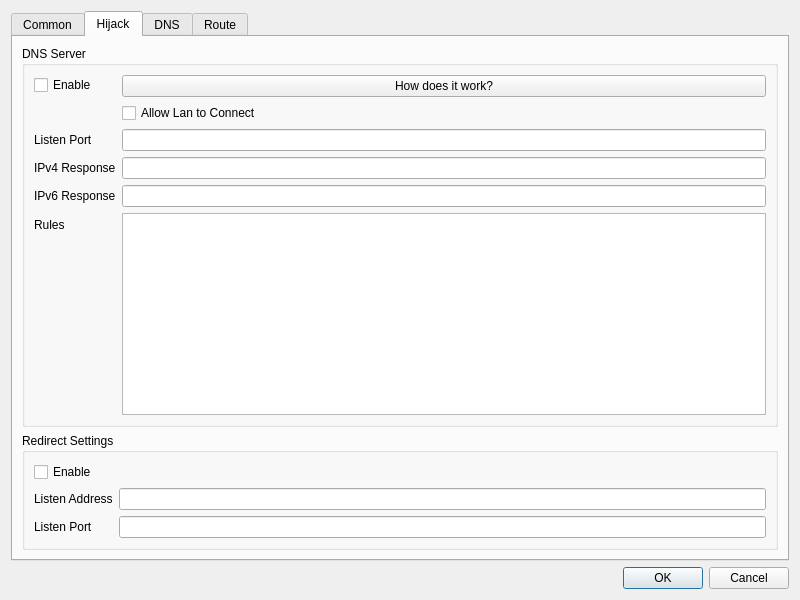
This is include/ui/setting/dialog_manage_routes.ui in qr243vbi/nekobox as Qt 5 draws it before an edit. The edited form follows.
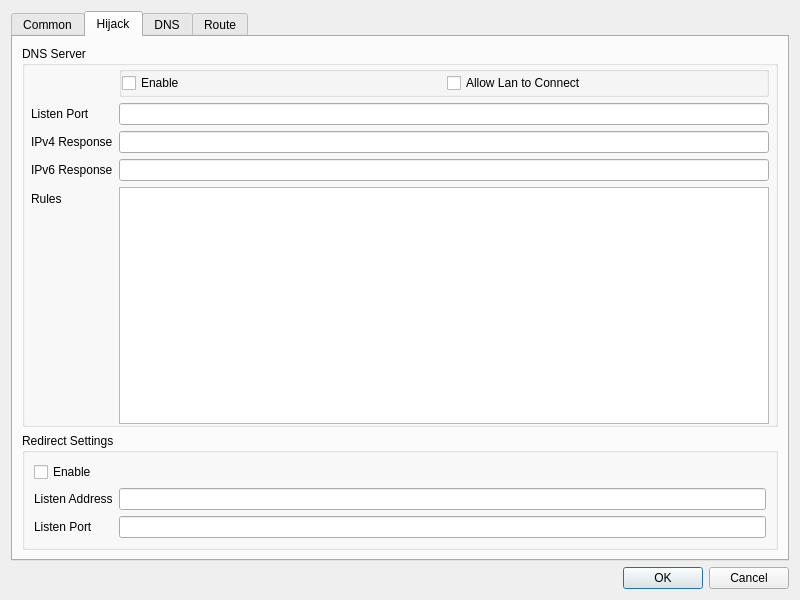
This is the edited form. The open tabs and pages were chosen to show the change.

```diff
--- a/include/ui/setting/dialog_manage_routes.ui
+++ b/include/ui/setting/dialog_manage_routes.ui
@@ -152,51 +152,49 @@
           <string>DNS Server</string>
          </property>
          <layout class="QFormLayout" name="formLayout">
-          <item row="0" column="0">
-           <widget class="QCheckBox" name="dnshijack_enable">
-            <property name="text">
-             <string>Enable</string>
-            </property>
-           </widget>
-          </item>
-          <item row="0" column="1">
-           <widget class="QPushButton" name="dnshijack_what">
-            <property name="text">
-             <string>How does it work?</string>
-            </property>
-           </widget>
-          </item>
-          <item row="3" column="0">
+          <property name="leftMargin">
+           <number>6</number>
+          </property>
+          <property name="topMargin">
+           <number>0</number>
+          </property>
+          <property name="rightMargin">
+           <number>6</number>
+          </property>
+          <property name="bottomMargin">
+           <number>0</number>
+          </property>
+          <item row="4" column="0">
            <widget class="QLabel" name="dnshijack_listenport_l">
             <property name="text">
              <string>Listen Port</string>
             </property>
            </widget>
           </item>
-          <item row="3" column="1">
+          <item row="4" column="1">
            <widget class="QLineEdit" name="dnshijack_listenport"/>
           </item>
-          <item row="4" column="0">
+          <item row="5" column="0">
            <widget class="QLabel" name="dnshijack_v4resp_l">
             <property name="text">
              <string>IPv4 Response</string>
             </property>
            </widget>
           </item>
-          <item row="4" column="1">
+          <item row="5" column="1">
            <widget class="QLineEdit" name="dnshijack_v4resp"/>
           </item>
-          <item row="5" column="0">
+          <item row="6" column="0">
            <widget class="QLabel" name="dnshijack_v6resp_l">
             <property name="text">
              <string>IPv6 Response</string>
             </property>
            </widget>
           </item>
-          <item row="5" column="1">
+          <item row="6" column="1">
            <widget class="QLineEdit" name="dnshijack_v6resp"/>
           </item>
-          <item row="6" column="0">
+          <item row="7" column="0">
            <widget class="QLabel" name="dnshijack_rules_l">
             <property name="toolTip">
              <string>&lt;html&gt;&lt;head/&gt;&lt;body&gt;&lt;p&gt;Following format should be used:&lt;br/&gt;domain:a.com&lt;/p&gt;&lt;p&gt;suffix:a.com&lt;/p&gt;&lt;p&gt;regex:someregex&lt;/p&gt;&lt;p&gt;rule_set:nameOfRuleSet&lt;/p&gt;&lt;/body&gt;&lt;/html&gt;</string>
@@ -206,17 +204,48 @@
             </property>
            </widget>
           </item>
-          <item row="6" column="1">
+          <item row="7" column="1">
            <widget class="QTextEdit" name="dnshijack_rules"/>
           </item>
           <item row="2" column="1">
-           <widget class="QCheckBox" name="dnshijack_allow_lan">
-            <property name="toolTip">
-             <string>&lt;html&gt;&lt;head/&gt;&lt;body&gt;&lt;p&gt;Whether to listen on 0.0.0.0 so that other devices on LAN can use this server&lt;/p&gt;&lt;/body&gt;&lt;/html&gt;</string>
+           <widget class="QGroupBox" name="groupBox">
+            <property name="title">
+             <string/>
             </property>
-            <property name="text">
-             <string>Allow Lan to Connect</string>
+            <property name="flat">
+             <bool>true</bool>
             </property>
+            <layout class="QHBoxLayout" name="horizontalLayout_5">
+             <property name="leftMargin">
+              <number>0</number>
+             </property>
+             <property name="topMargin">
+              <number>0</number>
+             </property>
+             <property name="rightMargin">
+              <number>0</number>
+             </property>
+             <property name="bottomMargin">
+              <number>0</number>
+             </property>
+             <item>
+              <widget class="QCheckBox" name="dnshijack_enable">
+               <property name="text">
+                <string>Enable</string>
+               </property>
+              </widget>
+             </item>
+             <item>
+              <widget class="QCheckBox" name="dnshijack_allow_lan">
+               <property name="toolTip">
+                <string>&lt;html&gt;&lt;head/&gt;&lt;body&gt;&lt;p&gt;Whether to listen on 0.0.0.0 so that other devices on LAN can use this server&lt;/p&gt;&lt;/body&gt;&lt;/html&gt;</string>
+               </property>
+               <property name="text">
+                <string>Allow Lan to Connect</string>
+               </property>
+              </widget>
+             </item>
+            </layout>
            </widget>
           </item>
          </layout>
```
